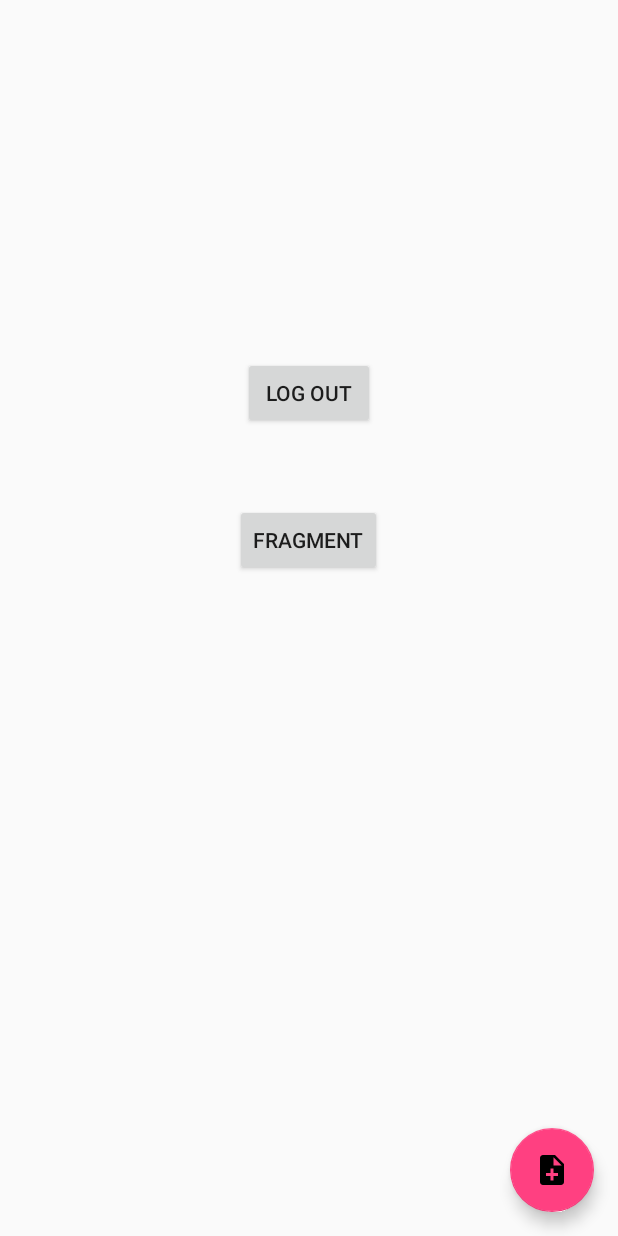
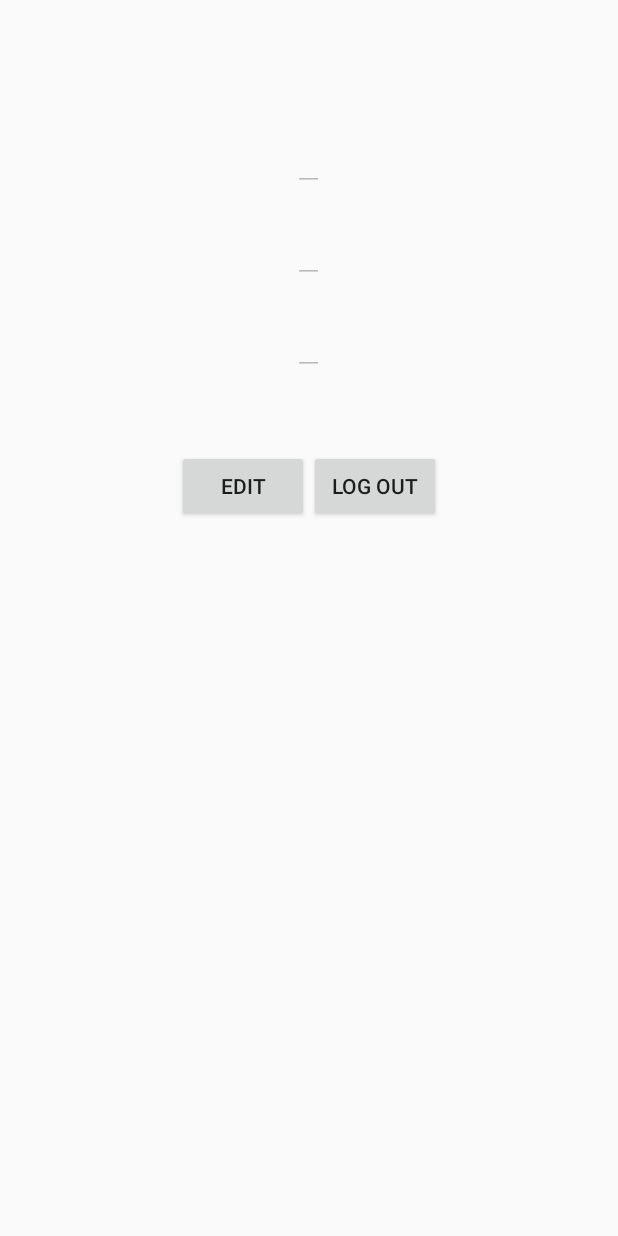
Before and after one commit to gunaya/ToDo-List-Android-App, an Android app: the HomeFragment screen opened directly, with no data from a screen before it, after a tap on "Edit Profil", on a phone screen of 412 x 824 dp. Run offline under Robolectric (Android 15) with nearby library versions, the phone set to English and light mode, and no system bars.

Commit message:
edit profil

```diff
--- a/app/src/main/AndroidManifest.xml
+++ b/app/src/main/AndroidManifest.xml
@@ -25,7 +25,7 @@
         </activity>
         <activity android:name=".LoginActivity" />
         <activity android:name=".RegisterActivity" />
-        <activity android:name=".MainActivity" />
+        <activity android:name=".ProfilActivity" />
         <activity android:name=".admin.TambahActivity" />
         <activity
             android:name=".admin.FragmentActivity"
--- a/app/src/main/java/com/zucc/todolist/LoginActivity.java
+++ b/app/src/main/java/com/zucc/todolist/LoginActivity.java
@@ -99,10 +99,12 @@ public class LoginActivity extends AppCompatActivity {
                             setVisible();
                             String name = jsonResults.getString("name");
                             Integer id = jsonResults.getInt("id");
+                            String phone = jsonResults.getString("phone");
                             Toast.makeText(LoginActivity.this,"Login Success",Toast.LENGTH_SHORT).show();
 
                             sharePref.setDataString(SharePref.KEY_EMAIL, inEmail);
                             sharePref.setDataString(SharePref.KEY_NAME, name);
+                            sharePref.setDataString(SharePref.KEY_PHONE, phone);
                             sharePref.setDataInt(SharePref.KEY_VALUE,1);
                             sharePref.setDataInt(SharePref.KEY_ID, id);
 
@@ -113,9 +115,9 @@ public class LoginActivity extends AppCompatActivity {
                             Toast.makeText(LoginActivity.this, "Email or Password Wrong", Toast.LENGTH_SHORT).show();
                         }
                     } catch (JSONException e) {
-                        e.printStackTrace();
+                        Toast.makeText(LoginActivity.this, "Email or Password Wrong", Toast.LENGTH_SHORT).show();
                     } catch (IOException e) {
-                        e.printStackTrace();
+                        Toast.makeText(LoginActivity.this, "Email and Password Wrong", Toast.LENGTH_SHORT).show();
                     }
                 }
 
--- a/app/src/main/java/com/zucc/todolist/MainActivity.java
+++ /dev/null
@@ -1,85 +0,0 @@
-package com.zucc.todolist;
-
-import android.content.DialogInterface;
-import android.content.Intent;
-import android.support.design.widget.FloatingActionButton;
-import android.support.v7.app.AlertDialog;
-import android.support.v7.app.AppCompatActivity;
-import android.os.Bundle;
-import android.view.View;
-import android.widget.Button;
-import android.widget.TextView;
-
-import com.zucc.todolist.admin.FragmentActivity;
-import com.zucc.todolist.admin.TambahActivity;
-
-public class MainActivity extends AppCompatActivity {
-    TextView viewName, viewEmail, viewPhone;
-    Button logutBtn;
-    Button fragmentBtn;
-    SharePref sharePref;
-    FloatingActionButton floatingActionButton;
-
-    @Override
-    protected void onCreate(Bundle savedInstanceState) {
-        super.onCreate(savedInstanceState);
-        setContentView(R.layout.activity_main);
-
-        viewName = findViewById(R.id.name);
-        viewEmail = findViewById(R.id.email);
-        viewPhone = findViewById(R.id.phone);
-        logutBtn = findViewById(R.id.btn_logut);
-        fragmentBtn = findViewById(R.id.btn_fragment);
-        floatingActionButton = findViewById(R.id.btn_tambah);
-
-        sharePref = new SharePref(this);
-        String userName = sharePref.getDataString(SharePref.KEY_NAME);
-        String userEmail = sharePref.getDataString(SharePref.KEY_EMAIL);
-        String userPhone = sharePref.getDataString(SharePref.KEY_PHONE);
-
-        viewName.setText(userName);
-        viewEmail.setText(userEmail);
-        viewPhone.setText(userPhone);
-
-        logutBtn.setOnClickListener(new View.OnClickListener() {
-            @Override
-            public void onClick(View view) {
-                sharePref.setDataInt(SharePref.KEY_VALUE,0);
-                Intent intent = new Intent(MainActivity.this, LoginActivity.class);
-                startActivity(intent);
-            }
-        });
-        fragmentBtn.setOnClickListener(new View.OnClickListener() {
-            @Override
-            public void onClick(View view) {
-                sharePref.setDataInt(SharePref.KEY_VALUE,0);
-                Intent intent = new Intent(MainActivity.this, FragmentActivity.class);
-                startActivity(intent);
-            }
-        });
-
-        floatingActionButton.setOnClickListener(new View.OnClickListener() {
-            @Override
-            public void onClick(View view) {
-                Intent intent = new Intent(MainActivity.this, TambahActivity.class);
-                startActivity(intent);
-            }
-        });
-
-    }
-    @Override
-    public void onBackPressed() {
-        new AlertDialog.Builder(this)
-                .setTitle("Exit")
-                .setMessage("Are you sure to exit?")
-                .setNegativeButton(R.string.no, null)
-                .setPositiveButton(R.string.yes, new DialogInterface.OnClickListener() {
-                    @Override
-                    public void onClick(DialogInterface dialogInterface, int i) {
-                        MainActivity.super.onBackPressed();
-                        finishAffinity();
-                        System.exit(0);
-                    }
-                }).create().show();
-    }
-}
--- /dev/null
+++ b/app/src/main/java/com/zucc/todolist/ProfilActivity.java
@@ -0,0 +1,160 @@
+package com.zucc.todolist;
+
+import android.content.DialogInterface;
+import android.content.Intent;
+import android.support.design.widget.FloatingActionButton;
+import android.support.v7.app.AlertDialog;
+import android.support.v7.app.AppCompatActivity;
+import android.os.Bundle;
+import android.util.Log;
+import android.view.View;
+import android.widget.Button;
+import android.widget.EditText;
+import android.widget.LinearLayout;
+import android.widget.ProgressBar;
+import android.widget.TextView;
+import android.widget.Toast;
+
+import com.zucc.todolist.admin.FragmentActivity;
+import com.zucc.todolist.admin.TambahActivity;
+import com.zucc.todolist.apihelper.ApiUtils;
+import com.zucc.todolist.apihelper.BaseApiService;
+
+import org.json.JSONException;
+import org.json.JSONObject;
+
+import java.io.IOException;
+
+import okhttp3.ResponseBody;
+import retrofit2.Call;
+import retrofit2.Callback;
+import retrofit2.Response;
+
+public class ProfilActivity extends AppCompatActivity {
+    EditText viewName, viewEmail, viewPhone;
+    Button logutBtn, editBtn, saveBtn;
+    SharePref sharePref;
+    ProgressBar progressBar;
+    LinearLayout profilLayout;
+    BaseApiService mApiService;
+
+    @Override
+    protected void onCreate(Bundle savedInstanceState) {
+        super.onCreate(savedInstanceState);
+        setContentView(R.layout.activity_profil);
+
+        mApiService = ApiUtils.getApiService();
+
+        viewName = findViewById(R.id.name);
+        viewEmail = findViewById(R.id.email);
+        viewPhone = findViewById(R.id.phone);
+        logutBtn = findViewById(R.id.btn_logut);
+        editBtn = findViewById(R.id.btn_edit);
+        saveBtn = findViewById(R.id.btn_save);
+        progressBar = findViewById(R.id.progress_bar);
+        profilLayout = findViewById(R.id.profil_layout);
+
+        sharePref = new SharePref(this);
+        String userName = sharePref.getDataString(SharePref.KEY_NAME);
+        String userEmail = sharePref.getDataString(SharePref.KEY_EMAIL);
+        String userPhone = sharePref.getDataString(SharePref.KEY_PHONE);
+
+        Log.d("Test", userName+userEmail+userPhone);
+
+        viewName.setText(userName);
+        viewName.setEnabled(false);
+        viewEmail.setText(userEmail);
+        viewEmail.setEnabled(false);
+        viewPhone.setText(userPhone);
+        viewPhone.setEnabled(false);
+
+        editBtn.setOnClickListener(new View.OnClickListener() {
+            @Override
+            public void onClick(View view) {
+                viewName.setEnabled(true);
+                viewEmail.setEnabled(true);
+                viewPhone.setEnabled(true);
+
+                saveBtn.setVisibility(View.VISIBLE);
+            }
+        });
+
+        saveBtn.setOnClickListener(new View.OnClickListener() {
+            @Override
+            public void onClick(View view) {
+                Integer id = sharePref.getDataInt(SharePref.KEY_ID, 0);
+//                int id = Integer.parseInt(str_id);
+                final String name = viewName.getText().toString();
+                final String email = viewEmail.getText().toString();
+                final String phone = viewPhone.getText().toString();
+
+                profilLayout.setVisibility(View.INVISIBLE);
+                progressBar.setVisibility(View.VISIBLE);
+
+                mApiService.updateProfil(name, email, phone, id).enqueue(new Callback<ResponseBody>() {
+                    @Override
+                    public void onResponse(Call<ResponseBody> call, Response<ResponseBody> response) {
+                        try {
+                            String responseData = response.body().string();
+                            JSONObject jsonResults = new JSONObject(responseData);
+                            if (jsonResults.getString("message").equals("success")){
+                                Toast.makeText(ProfilActivity.this, "Berhasil dirubah", Toast.LENGTH_SHORT).show();
+                                profilLayout.setVisibility(View.VISIBLE);
+                                progressBar.setVisibility(View.INVISIBLE);
+
+                                sharePref.setDataString(SharePref.KEY_EMAIL, email);
+                                sharePref.setDataString(SharePref.KEY_NAME, name);
+                                sharePref.setDataString(SharePref.KEY_PHONE, phone);
+
+                                viewName.setEnabled(false);
+                                viewEmail.setEnabled(false);
+                                viewPhone.setEnabled(false);
+
+                                saveBtn.setVisibility(View.INVISIBLE);
+                            }
+                            else {
+                                Toast.makeText(ProfilActivity.this, "Error Kontol", Toast.LENGTH_SHORT).show();
+                            }
+                        } catch (JSONException e) {
+                            e.printStackTrace();
+                        } catch (IOException e) {
+                            e.printStackTrace();
+                        }
+                    }
+
+                    @Override
+                    public void onFailure(Call<ResponseBody> call, Throwable t) {
+                        profilLayout.setVisibility(View.VISIBLE);
+                        progressBar.setVisibility(View.INVISIBLE);
+                        Toast.makeText(ProfilActivity.this, "no Internet Connection Detected", Toast.LENGTH_SHORT).show();
+                    }
+                });
+            }
+        });
+
+        logutBtn.setOnClickListener(new View.OnClickListener() {
+            @Override
+            public void onClick(View view) {
+                sharePref.setDataInt(SharePref.KEY_VALUE,0);
+                Intent intent = new Intent(ProfilActivity.this, LoginActivity.class);
+                startActivity(intent);
+            }
+        });
+
+    }
+//    @Override
+//    public void onBackPressed() {
+//        new AlertDialog.Builder(this)
+//                .setTitle("Exit")
+//                .setMessage("Are you sure to exit?")
+//                .setNegativeButton(R.string.no, null)
+//                .setPositiveButton(R.string.yes, new DialogInterface.OnClickListener() {
+//                    @Override
+//                    public void onClick(DialogInterface dialogInterface, int i) {
+//                        ProfilActivity.super.onBackPressed();
+//                        finishAffinity();
+//                        System.exit(0);
+//                    }
+//                }).create().show();
+//    }
+}
--- a/app/src/main/java/com/zucc/todolist/admin/fragment/HomeFragment.java
+++ b/app/src/main/java/com/zucc/todolist/admin/fragment/HomeFragment.java
@@ -1,8 +1,6 @@
 package com.zucc.todolist.admin.fragment;
 
-import android.content.Context;
 import android.content.Intent;
-import android.net.Uri;
 import android.os.Bundle;
 import android.support.annotation.NonNull;
 import android.support.annotation.Nullable;
@@ -12,9 +10,8 @@ import android.view.LayoutInflater;
 import android.view.View;
 import android.view.ViewGroup;
 
-import com.zucc.todolist.MainActivity;
+import com.zucc.todolist.ProfilActivity;
 import com.zucc.todolist.R;
-import com.zucc.todolist.admin.FragmentActivity;
 import com.zucc.todolist.admin.TambahActivity;
 
 
@@ -40,7 +37,7 @@ public class HomeFragment extends Fragment {
         profilEdit.setOnClickListener(new View.OnClickListener() {
             @Override
             public void onClick(View view) {
-                Intent intent = new Intent(getActivity(), MainActivity.class);
+                Intent intent = new Intent(getActivity(), ProfilActivity.class);
                 startActivity(intent);
             }
         });
--- a/app/src/main/java/com/zucc/todolist/apihelper/BaseApiService.java
+++ b/app/src/main/java/com/zucc/todolist/apihelper/BaseApiService.java
@@ -32,4 +32,11 @@ public interface BaseApiService {
                                             @Field("harga_jual") int harga_jual,
                                             @Field("jumlah") int jumlah,
                                             @Field("kategori_id") int kategori_id);
+
+    @FormUrlEncoded
+    @POST("kantin/profil/update")
+    Call<ResponseBody> updateProfil(@Field("name") String name,
+                                    @Field("email") String email,
+                                    @Field("phone") String phone,
+                                    @Field("id") int id);
 }
--- a/app/src/main/res/layout/activity_main.xml
+++ b/app/src/main/res/layout/activity_profil.xml
@@ -4,21 +4,18 @@
     xmlns:tools="http://schemas.android.com/tools"
     android:layout_width="match_parent"
     android:layout_height="match_parent"
-    tools:context="com.zucc.todolist.MainActivity"
+    tools:context="com.zucc.todolist.ProfilActivity"
     android:orientation="vertical">
 
-    <android.support.design.widget.FloatingActionButton
+    <ProgressBar
+        android:id="@+id/progress_bar"
         android:layout_width="wrap_content"
         android:layout_height="wrap_content"
-        android:layout_alignParentBottom="true"
-        android:layout_alignParentEnd="true"
-        android:layout_marginBottom="16dp"
-        android:layout_marginEnd="16dp"
-        app:srcCompat="@drawable/ic_note_add"
-        app:pressedTranslationZ="12dp"
-        android:id="@+id/btn_tambah"/>
+        android:layout_centerInParent="true"
+        android:visibility="gone"/>
 
     <LinearLayout
+        android:id="@+id/profil_layout"
         android:layout_width="match_parent"
         android:layout_height="wrap_content"
         android:layout_alignParentStart="true"
@@ -30,49 +27,59 @@
         android:paddingRight="16dp"
         android:visibility="visible">
 
-        <TextView
+        <EditText
             android:id="@+id/name"
             android:layout_width="wrap_content"
             android:layout_height="wrap_content"
             android:layout_gravity="center_horizontal"
             android:layout_marginTop="50dp"
-            android:text="hello world"
             android:textSize="30sp"
             android:textStyle="bold" />
 
-        <TextView
+        <EditText
             android:id="@+id/email"
             android:layout_width="wrap_content"
             android:layout_height="wrap_content"
             android:layout_gravity="center_horizontal"
-            android:text="hello world"
             android:textSize="30sp"
             android:textStyle="bold" />
 
-        <TextView
+        <EditText
             android:id="@+id/phone"
             android:layout_width="wrap_content"
             android:layout_height="wrap_content"
             android:layout_gravity="center_horizontal"
-            android:text="hello world"
             android:textSize="30sp"
             android:textStyle="bold" />
+
+        <LinearLayout
+            android:layout_marginTop="50dp"
+            android:layout_width="match_parent"
+            android:layout_height="wrap_content"
+            android:orientation="horizontal"
+            android:gravity="center">
+            <Button
+                android:id="@+id/btn_edit"
+                android:layout_width="wrap_content"
+                android:layout_height="wrap_content"
+                android:layout_gravity="center_horizontal"
+                android:text="Edit" />
 
             <Button
                 android:id="@+id/btn_logut"
                 android:layout_width="wrap_content"
                 android:layout_height="wrap_content"
                 android:layout_gravity="center_horizontal"
-            android:layout_marginTop="50dp"
                 android:text="LOG OUT" />
+        </LinearLayout>
+
         <Button
-            android:id="@+id/btn_fragment"
+            android:id="@+id/btn_save"
             android:layout_width="wrap_content"
             android:layout_height="wrap_content"
             android:layout_gravity="center_horizontal"
-            android:layout_marginTop="50dp"
-            android:text="Fragment" />
+            android:layout_marginTop="10dp"
+            android:text="Simpan"
+            android:visibility="invisible"/>
     </LinearLayout>
-
-
 </RelativeLayout>
```
Also changed, not shown: app/src/main/java/com/zucc/todolist/adapter/DashboardAdapterActivity.java (+0 -20 lines), app/src/main/java/com/zucc/todolist/admin/TambahActivity.java (+1 -7 lines). Lines whose indentation alone changed are shown as unchanged.
